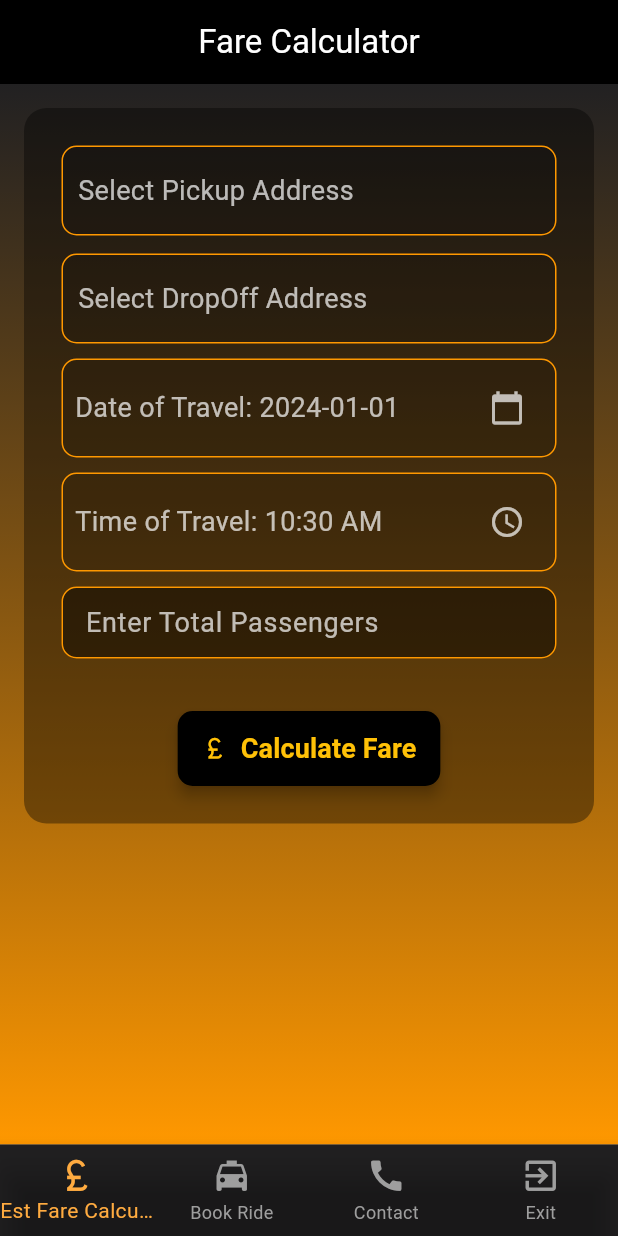
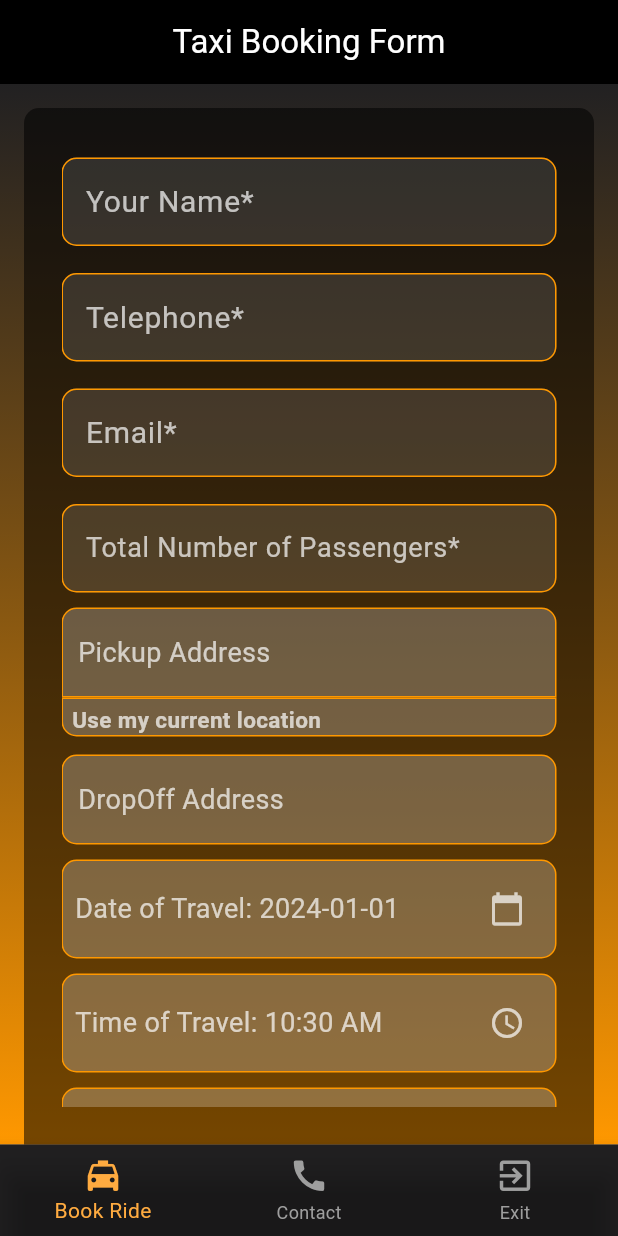
Before and after one commit to Haseeb488/acetaxiscamberley, a Flutter app: the screen it shows after launch, on a phone screen of 412 x 824 dp. Run offline on Flutter 3.47's test engine with Material 3 defaults, Android fonts, the phone set to English and light mode, and no system bars; our stand-ins replace animated_text_kit, connectivity, firebase_database, fluttertoast, geocoding, geolocator and 2 more; accounts and stored records are empty; Roboto replaces fonts that are missing (Georgia).

Commit message:
AceTaxisCamberley

```diff
--- a/lib/Pages/fareCalculator.dart
+++ b/lib/Pages/fareCalculator.dart
@@ -153,7 +153,6 @@ class _FareCalculatorScreenState extends State<FareCalculatorScreen> {
                   Padding(
                     padding: EdgeInsets.only(left: 16.0, right: 16, top: 16),
                     child: Container(
-
                    //   height: MediaQuery.of(context).size.height-100,
                       decoration: BoxDecoration(
                         color: Colors.black38,
--- a/lib/Pages/home.dart
+++ b/lib/Pages/home.dart
@@ -17,7 +17,6 @@ class _HomeState extends State<Home>
 {
   int currentTab =0;
   final List<Widget> screens = [
-    FareCalculatorScreen(),
     TaxiBookingForm(),
     ContactPage(),
     ExitAppScreen(),
@@ -42,10 +41,12 @@ class _HomeState extends State<Home>
           });
         },
         items: [
-          BottomNavigationBarItem(
+       /*   BottomNavigationBarItem(
             icon: Icon(Icons.currency_pound),
             label: 'Est Fare Calculator',
           ),
+
+        */
           BottomNavigationBarItem(
             icon: Icon(Icons.local_taxi),
             label: 'Book Ride',
```
Also changed, not shown: 1 other file.
